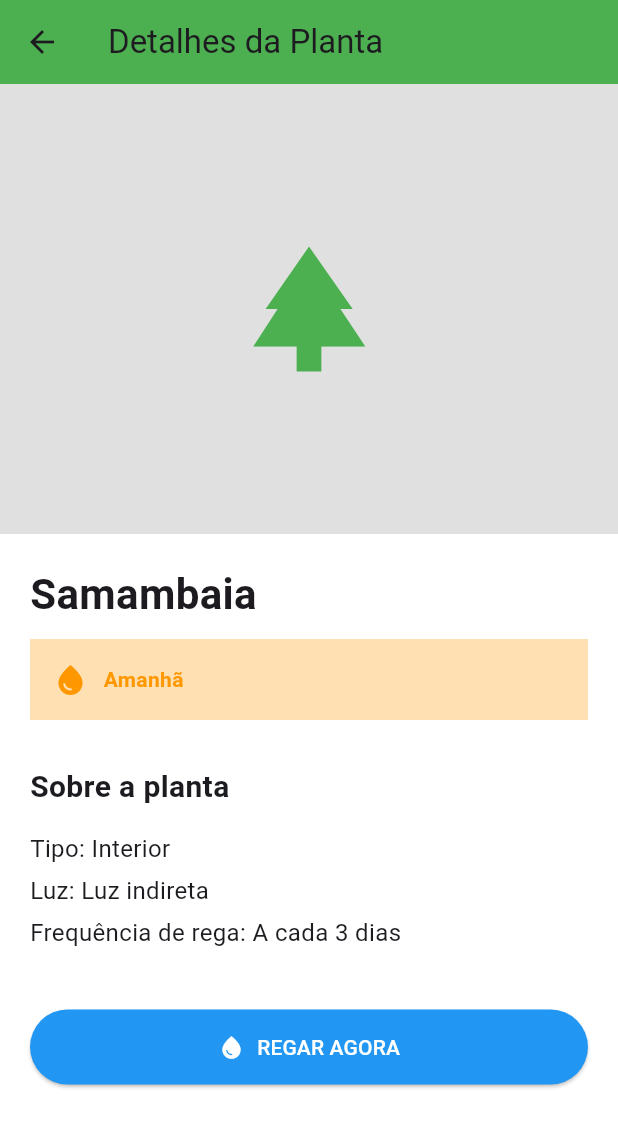
After one commit to diogoAraujo-EST/projeto_cm-CERES, a Flutter app: the MainNavScreen screen opened directly, after a tap on "Samambaia", on a phone screen of 412 x 824 dp. The commit adds this screen. Shown: the top 1127 px of the screen. Run offline on Flutter 3.47's test engine with Material 3 defaults, Android fonts, the phone set to English and light mode, and no system bars.

Commit message:
Mais Ecrãs
Feito ecrã de detalhes de planta dinâmico
(Feito um template, e todos as planas ficam "automaticamente" com um ecrã)

```diff
--- a/lib/screens/home_screen.dart
+++ b/lib/screens/home_screen.dart
@@ -1,5 +1,5 @@
-// lib/screens/home_screen.dart
 import 'package:flutter/material.dart';
+import 'plant_screen_details.dart';
 
 class HomeScreen extends StatelessWidget {
   const HomeScreen({super.key});
@@ -21,11 +21,11 @@ class HomeScreen extends StatelessWidget {
           ),
           const SizedBox(height: 30),
 
-          // Título da secção
+
           const Text('Hoje', style: TextStyle(fontSize: 18, fontWeight: FontWeight.bold)),
           const SizedBox(height: 10),
 
-          // Alerta básico
+          //alerta da rega
           Container(
             padding: const EdgeInsets.all(15),
             color: Colors.blue.shade50,
@@ -40,25 +40,38 @@ class HomeScreen extends StatelessWidget {
           const SizedBox(height: 20),
 
           // cartão2
-          _buildBasicPlantCard('Monstera', 'Precisa de rega', 'Última rega: há 2 dias', true),
+          _buildBasicPlantCard(context,'Monstera', 'Precisa de rega', 'Última rega: há 2 dias', true),
           const SizedBox(height: 10),
-          _buildBasicPlantCard('Ficus Lyrata', 'Precisa de rega', 'Última rega: há 1 dia', true),
+          _buildBasicPlantCard(context,'Ficus Lyrata', 'Precisa de rega', 'Última rega: há 1 dia', true),
 
           const SizedBox(height: 30),
           const Text('Próximas regas', style: TextStyle(fontSize: 18, fontWeight: FontWeight.bold)),
           const SizedBox(height: 10),
 
           // cartão1
-          _buildBasicPlantCard('Samambaia', 'Amanhã', '', false),
+          _buildBasicPlantCard(context, 'Samambaia', 'Amanhã', '', false),
           const SizedBox(height: 10),
-          _buildBasicPlantCard('Suculenta', 'Em 2 dias', '', false),
+          _buildBasicPlantCard(context, 'Suculenta', 'Em 2 dias', '', false),
         ],
       ),
     );
   }
 
-  Widget _buildBasicPlantCard(String title, String status, String subtitle, bool isUrgent) {
-    return Container(
+Widget _buildBasicPlantCard(BuildContext context, String title, String status, String subtitle, bool isUrgent) {
+    return InkWell(
+      onTap: () {
+        // ir para os detalhes da planta
+        Navigator.push(
+          context,
+          MaterialPageRoute(
+            builder: (context) => PlantDetailsScreen(
+              plantName: title,
+              plantStatus: status,
+            ),
+          ),
+        );
+      },
+      child: Container(
         padding: const EdgeInsets.all(12),
         decoration: BoxDecoration(
           border: Border.all(color: Colors.grey.shade300),
@@ -81,6 +94,7 @@ class HomeScreen extends StatelessWidget {
             )
           ],
         ),
+      ),
     );
   }
 }
--- a/lib/screens/main_nav_screen.dart
+++ b/lib/screens/main_nav_screen.dart
@@ -1,4 +1,3 @@
-// lib/screens/main_nav_screen.dart
 import 'package:flutter/material.dart';
 import 'home_screen.dart';
 
--- /dev/null
+++ b/lib/screens/plant_screen_details.dart
@@ -0,0 +1,104 @@
+import 'package:flutter/material.dart';
+
+class PlantDetailsScreen extends StatelessWidget {
+
+  final String plantName;
+  final String plantStatus;
+
+  const PlantDetailsScreen({
+    super.key,
+    required this.plantName,
+    required this.plantStatus,
+  });
+
+  @override
+  Widget build(BuildContext context) {
+    return Scaffold(
+      backgroundColor: Colors.white,
+      appBar: AppBar(
+        title: const Text('Detalhes da Planta'),
+        backgroundColor: Colors.green, // Cor básica
+        elevation: 0,
+        //o flutter adiciona uma seta para voltar attrás autoamticamente!!!
+      ),
+      body: SingleChildScrollView(
+        child: Column(
+          crossAxisAlignment: CrossAxisAlignment.start,
+          children: [
+            // imagem temp
+            Container(
+              height: 300,
+              width: double.infinity,
+              color: Colors.grey.shade300,
+              child: const Icon(Icons.park, size: 100, color: Colors.green),
+            ),
+
+            Padding(
+              padding: const EdgeInsets.all(20.0),
+              child: Column(
+                crossAxisAlignment: CrossAxisAlignment.start,
+                children: [
+                  Text(
+                    plantName,
+                    style: const TextStyle(fontSize: 28, fontWeight: FontWeight.bold),
+                  ),
+                  const SizedBox(height: 10),
+
+                  //estado da rega
+                  Container(
+                    padding: const EdgeInsets.all(15),
+                    color: Colors.orange.shade100,
+                    child: Row(
+                      children: [
+                        const Icon(Icons.water_drop, color: Colors.orange),
+                        const SizedBox(width: 10),
+                        Text(
+                          plantStatus,
+                          style: const TextStyle(color: Colors.orange, fontWeight: FontWeight.bold),
+                        ),
+                      ],
+                    ),
+                  ),
+
+                  const SizedBox(height: 30),
+                  const Text('Sobre a planta', style: TextStyle(fontSize: 20, fontWeight: FontWeight.bold)),
+                  const SizedBox(height: 15),
+
+                  // Textos descritivos
+                  const Text('Tipo: Interior', style: TextStyle(fontSize: 16)),
+                  const SizedBox(height: 5),
+                  const Text('Luz: Luz indireta', style: TextStyle(fontSize: 16)),
+                  const SizedBox(height: 5),
+                  const Text('Frequência de rega: A cada 3 dias', style: TextStyle(fontSize: 16)),
+
+                  const SizedBox(height: 40),
+
+                  // Botão de Regar
+                  SizedBox(
+                    width: double.infinity,
+                    child: ElevatedButton.icon(
+                      icon: const Icon(Icons.water_drop, color: Colors.white),
+                      label: const Text('REGAR AGORA', style: TextStyle(color: Colors.white)),
+                      style: ElevatedButton.styleFrom(
+                        backgroundColor: Colors.blue,
+                        padding: const EdgeInsets.symmetric(vertical: 15),
+                      ),
+                      onPressed: () {
+                        print("A planta $plantName foi regada!");
+
+                        // Opcional: mostrar um aviso temporáriozinho na app (Snackbar)
+                        ScaffoldMessenger.of(context).showSnackBar(
+                          const SnackBar(content: Text('Planta regada!')),
+                        );
+                      },
+                    ),
+                  )
+                ],
+              ),
+            ),
+          ],
+        ),
+      ),
+    );
+  }
+}
--- a/lib/screens/welcome_screen.dart
+++ b/lib/screens/welcome_screen.dart
@@ -1,6 +1,5 @@
-// lib/screens/welcome_screen.dart
 import 'package:flutter/material.dart';
-import 'main_nav_screen.dart'; // O ecrã a seguir (pode estar vazio nesta fase)
+import 'main_nav_screen.dart';
 
 class WelcomeScreen extends StatelessWidget {
   const WelcomeScreen({super.key});
@@ -24,7 +23,7 @@ class WelcomeScreen extends StatelessWidget {
                 style: TextStyle(
                   fontSize: 30,
                   fontWeight: FontWeight.bold,
-                  color: Colors.green, // Cor padrão
+                  color: Colors.green,
                 ),
               ),
               const SizedBox(height: 20),
@@ -47,7 +46,7 @@ class WelcomeScreen extends StatelessWidget {
                     );
                   },
                   style: ElevatedButton.styleFrom(
-                    backgroundColor: Colors.green, // Cor padrão
+                    backgroundColor: Colors.green,
                     padding: const EdgeInsets.symmetric(vertical: 15),
                   ),
                   child: const Text('Começar', style: TextStyle(color: Colors.white)),
```
Lines whose indentation alone changed are shown as unchanged.
